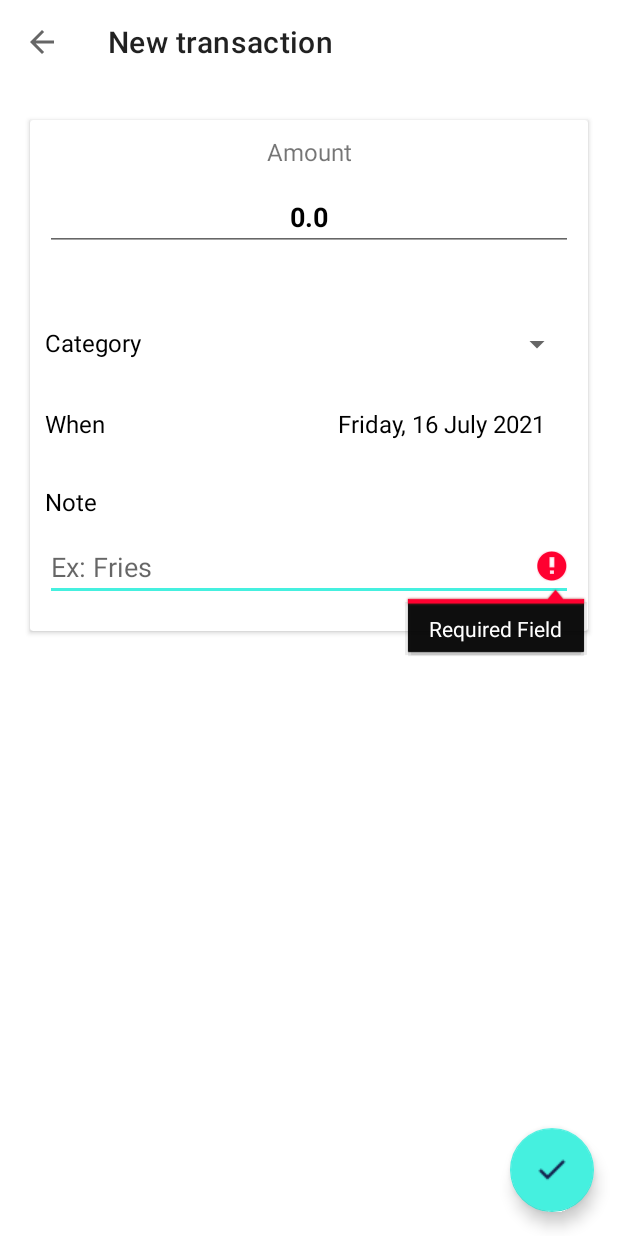
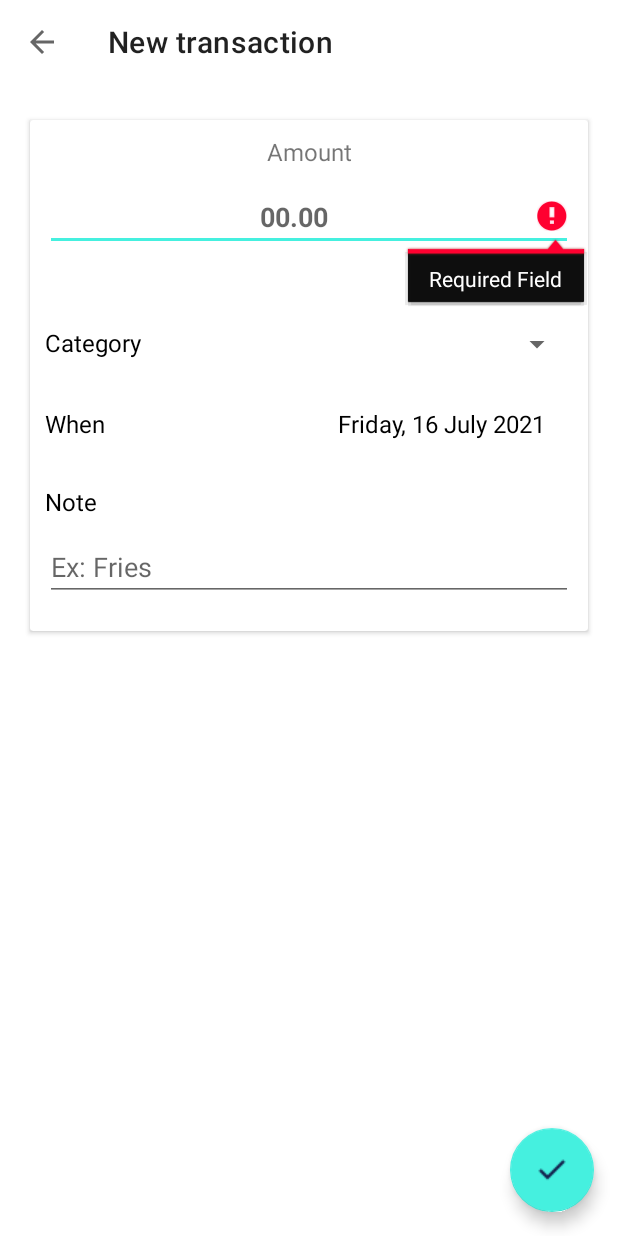
Before and after one commit to gracemakai/budgety, an Android app: the fragment NewTransactionFragment placed in its activity, after a tap on "Save transaction", on a phone screen of 412 x 824 dp. Run offline under Robolectric (Android 15) with nearby library versions, the phone set to English and light mode, and no system bars; our stand-ins replace Room's generated code, data binding; 1 statement that could not run was skipped.

```diff
--- a/app/src/main/java/com/grace/budgtey/database/entity/TransactionEntity.java
+++ b/app/src/main/java/com/grace/budgtey/database/entity/TransactionEntity.java
@@ -30,6 +30,8 @@ public class TransactionEntity implements Serializable {
         this.note = note;
         this.amount = amount;
     }
+
+
 
     public TransactionEntity() {
 
@@ -72,7 +74,12 @@ public class TransactionEntity implements Serializable {
     }
 
     public String getStringAmount(){
-        return String.valueOf(amount);
+        if (amount == null){
+            return "";
+        }
+        else {
+            return String.valueOf(amount);
+        }
     }
 
     public void setStringAmount(String amount){
--- a/app/src/main/java/com/grace/budgtey/helpers/Utils.java
+++ b/app/src/main/java/com/grace/budgtey/helpers/Utils.java
@@ -17,6 +17,7 @@ import java.util.Date;
 public class Utils {
 
     public String REQUIRED_MSG = "Required Field";
+    String datePattern = "EEEE, dd MMMM yyyy";
     // check the input field has any text or not
     // return true if it contains text otherwise false
     public boolean hasText(EditText editText) {
@@ -113,14 +114,13 @@ public class Utils {
     /**
      * Used to get specific time or date according to given format
      *
-     * @param format
      * @param year
      * @param month
      * @param day
      * @return
      */
-    public String getSpecificDate(String format, int year, int month, int day) {
-        SimpleDateFormat sdf = new SimpleDateFormat(format);
+    public String getSpecificDate(int year, int month, int day) {
+        SimpleDateFormat sdf = new SimpleDateFormat(datePattern);
         Calendar newDate = Calendar.getInstance();
         newDate.set(year, month, day);
         return sdf.format(newDate.getTime());
@@ -132,7 +132,7 @@ public class Utils {
      * @return
      */
     public String getCurrentTimeOrDate() {
-        SimpleDateFormat sdf = new SimpleDateFormat("EEEE, dd MMMM yyyy");
+        SimpleDateFormat sdf = new SimpleDateFormat(datePattern);
         return sdf.format(Calendar.getInstance().getTime());
     }
 
--- a/app/src/main/java/com/grace/budgtey/views/home/HomeFragment.java
+++ b/app/src/main/java/com/grace/budgtey/views/home/HomeFragment.java
@@ -41,10 +41,6 @@ import java.util.ArrayList;
 public class HomeFragment extends Fragment {
 
     View view;
-    FloatingActionButton floatingActionButton;
-    Toolbar toolbar;
-    RecyclerView recyclerView;
-    CardView moneyCardView;
 
     private HomeViewModel mViewModel;
     TransactionRecyclerAdapter recyclerAdapter;
@@ -61,12 +57,13 @@ public class HomeFragment extends Fragment {
 
         mViewModel = new ViewModelProvider(this).get(HomeViewModel.class);
 
+        mViewModel.setBudget(getBudget());
+
         mViewModel.getAllTransactionsMutableLiveData()
                 .observe(this, allTransactionsObserver);
         mViewModel.getTotalMutableLiveData()
                 .observe(this, totalAmountObserver);
 
-        mViewModel.setBudget(getBudget());
     }
 
     @Override
@@ -88,23 +85,20 @@ public class HomeFragment extends Fragment {
     private void initViews() {
 
         //set up recyclerView
-        recyclerView = view.findViewById(R.id.recent_transactions_recycler);
-        recyclerView.setLayoutManager(new LinearLayoutManager(getContext()));
-        recyclerView.setAdapter(recyclerAdapter);
+        binding.recentTransactionsRecycler.setLayoutManager(new LinearLayoutManager(getContext()));
+        binding.recentTransactionsRecycler.setAdapter(recyclerAdapter);
 
         //Set up toolbar
-        toolbar = view.findViewById(R.id.toolbar_home);
-        ((AppCompatActivity) requireActivity()).setSupportActionBar(toolbar);
+        ((AppCompatActivity) requireActivity()).setSupportActionBar(binding.toolbarHome);
         ((AppCompatActivity) requireActivity())
                 .getSupportActionBar().setDisplayShowTitleEnabled(false);
 
         //open up new transaction
-        floatingActionButton = view.findViewById(R.id.new_transaction_fab);
-        floatingActionButton.setOnClickListener(v -> newPage(new NewTransactionFragment()));
+        binding.newTransactionFab.setOnClickListener(v -> newPage(new NewTransactionFragment()));
 
         //Card view money
-        moneyCardView = view.findViewById(R.id.money_card_view);
-        moneyCardView.setOnClickListener(v -> newPage(new SpendingDetailsFragment(transactions)));
+        binding.moneyCardView
+                .setOnClickListener(v -> newPage(new SpendingDetailsFragment(transactions)));
 
     }
 
@@ -114,18 +108,32 @@ public class HomeFragment extends Fragment {
         @Override
         public void onChanged(ArrayList<TransactionEntity> transactionEntities) {
             transactions = transactionEntities;
+
             recyclerItemClicked(transactionEntities);
             recyclerAdapter.addTransactions(transactionEntities);
             recyclerAdapter.notifyDataSetChanged();
+
+            addExpenses(transactionEntities);
         }
     };
 
+    private void addExpenses(ArrayList<TransactionEntity> transactionEntities) {
+        float totalExpenses = 0f;
+
+        for (int i = 0; i < transactionEntities.size(); i++) {
+            totalExpenses += transactionEntities.get(i).getAmount();
+        }
+
+        mViewModel.setExpenses(totalExpenses);
+    }
 
     //Recycler click listener
     private void recyclerItemClicked(ArrayList<TransactionEntity> transactionEntities) {
 
-        recyclerView.addOnItemTouchListener(new RecyclerTouchListener(getContext(),
-                recyclerView, new RecyclerTouchListener.ClickListener() {
+        binding.recentTransactionsRecycler
+                .addOnItemTouchListener(new RecyclerTouchListener(getContext(),
+                        binding.recentTransactionsRecycler,
+                        new RecyclerTouchListener.ClickListener() {
             @Override
             public void onClick(View view, int position) {
                 newPage(new EditTransactionFragment(transactionEntities.get(position)));
@@ -146,14 +154,13 @@ public class HomeFragment extends Fragment {
 
             }
         }));
-
     }
 
     //Updates the ui when the total expenses are read from the database
     Observer<Float> totalAmountObserver = new Observer<Float>() {
         @Override
         public void onChanged(Float aFloat) {
-            mViewModel.setExpenses(aFloat);
+
         }
     };
 
@@ -192,5 +199,6 @@ public class HomeFragment extends Fragment {
 
     private void deleteTransaction(TransactionEntity transactionEntity) {
         mViewModel.deleteTransaction(transactionEntity);
+        recyclerAdapter.notifyDataSetChanged();
     }
 }
--- a/app/src/main/java/com/grace/budgtey/views/home/HomeViewModel.java
+++ b/app/src/main/java/com/grace/budgtey/views/home/HomeViewModel.java
@@ -76,5 +76,6 @@ public class HomeViewModel extends AndroidViewModel {
     //Delete transaction
     public void deleteTransaction(TransactionEntity transactionEntity){
         transactionRepo.deleteTransaction(transactionEntity);
+
     }
 }
--- a/app/src/main/java/com/grace/budgtey/views/newTransaction/NewTransactionFragment.java
+++ b/app/src/main/java/com/grace/budgtey/views/newTransaction/NewTransactionFragment.java
@@ -16,6 +16,7 @@ import android.view.View;
 import android.view.ViewGroup;
 import android.widget.EditText;
 import android.widget.Spinner;
+import android.widget.TextView;
 
 import com.google.android.material.appbar.MaterialToolbar;
 import com.google.android.material.floatingactionbutton.FloatingActionButton;
@@ -29,10 +30,6 @@ import java.util.Objects;
 public class NewTransactionFragment extends Fragment {
 
     View view;
-    MaterialToolbar toolbar;
-    EditText amountSpent, note;
-    Spinner category;
-    FloatingActionButton saveFab;
 
     private NewTransactionViewModel mViewModel;
     private NewTransactionFragmentBinding binding;
@@ -68,28 +65,34 @@ public class NewTransactionFragment extends Fragment {
     private void initViews() {
 
         //Set up toolbar
-        toolbar = view.findViewById(R.id.new_transaction_toolbar);
-        ((AppCompatActivity) requireActivity()).setSupportActionBar(toolbar);
+        ((AppCompatActivity) requireActivity()).setSupportActionBar(binding.newTransactionToolbar);
         Objects.requireNonNull(((AppCompatActivity) requireActivity())
                 .getSupportActionBar()).setDisplayHomeAsUpEnabled(true);
         Objects.requireNonNull(((AppCompatActivity) requireActivity())
                 .getSupportActionBar()).setTitle("New transaction");
 
-        amountSpent = view.findViewById(R.id.amount_spent);
-        note = view.findViewById(R.id.note);
-        category = view.findViewById(R.id.category);
-        saveFab = view.findViewById(R.id.save_transaction_fab);
-        saveFab.setOnClickListener(v -> saveTransaction());
+        binding.date.setOnClickListener(v -> showDateDialog());
+        binding.saveTransactionFab.setOnClickListener(v -> saveTransaction());
 
+    }
+
+
+    public void showDateDialog(){
+        new Utils().showDatePickerDialog(getContext(),
+                (view, year, month, dayOfMonth) -> {
+                    String dateString = new Utils().getSpecificDate(year, month, dayOfMonth);
+                    binding.date.setText(dateString);
+                });
     }
 
     private void saveTransaction() {
 
-        if (utils.hasText(amountSpent) && utils.hasText(note)) {
+        if (utils.hasText(binding.amountSpent) && utils.hasText(binding.note)) {
 
             TransactionEntity transactionEntity = new TransactionEntity();
-            transactionEntity.setCategory(category.getSelectedItem().toString());
+            transactionEntity.setCategory(binding.category.getSelectedItem().toString());
             mViewModel.addTransaction(transactionEntity);
+            requireActivity().onBackPressed();
         }
     }
 
--- a/app/src/main/java/com/grace/budgtey/views/newTransaction/NewTransactionViewModel.java
+++ b/app/src/main/java/com/grace/budgtey/views/newTransaction/NewTransactionViewModel.java
@@ -1,8 +1,12 @@
 package com.grace.budgtey.views.newTransaction;
 
 import android.app.Application;
+import android.app.DatePickerDialog;
+import android.content.Context;
+import android.widget.DatePicker;
 
 import androidx.annotation.NonNull;
+import androidx.databinding.Bindable;
 import androidx.lifecycle.AndroidViewModel;
 import androidx.lifecycle.MutableLiveData;
 
@@ -16,24 +20,27 @@ public class NewTransactionViewModel extends AndroidViewModel {
 
     TransactionRepo transactionRepo;
     private TransactionEntity transactionEntity;
+   Application application;
 
     public MutableLiveData<TransactionEntity> transactionMutableLiveData = new MutableLiveData<>();
     public ArrayList<String> categoryEntries = new ArrayList<>();
-    public MutableLiveData<String> newValue = new MutableLiveData<>();
-
 
     public NewTransactionViewModel(@NonNull Application application) {
         super(application);
+        this.application = application;
         transactionRepo = new TransactionRepo(application.getApplicationContext());
 
         fillCategoryEntries();
 
-        transactionEntity = new TransactionEntity("Food",
-                new Utils().getCurrentTimeOrDate(), "", (float) 0.0);
+        transactionEntity = new TransactionEntity( );
+
+        transactionEntity.setCategory("Food");
+        transactionEntity.setDate(new Utils().getCurrentTimeOrDate());
 
         transactionMutableLiveData.setValue(transactionEntity);
 
     }
+
 
     private void fillCategoryEntries() {
         categoryEntries.add("Food");
--- a/app/src/main/res/layout/category_spends.xml
+++ b/app/src/main/res/layout/category_spends.xml
@@ -5,6 +5,7 @@
     xmlns:app="http://schemas.android.com/apk/res-auto"
     app:contentPadding="10dp"
     app:cardCornerRadius="5dp"
+    android:layout_marginBottom="10dp"
     android:elevation="8dp">
 
     <LinearLayout
@@ -45,8 +46,8 @@
             android:layout_width="match_parent"
             android:layout_height="wrap_content"
             android:layout_marginBottom="10dp"
+            android:progressTint="@color/middle_purple_blue"
             style="@style/Widget.AppCompat.ProgressBar.Horizontal"
-            android:outlineAmbientShadowColor="@color/space_cadet"
             android:elevation="5dp"
             android:max="100"/>
 
--- a/app/src/main/res/values/strings.xml
+++ b/app/src/main/res/values/strings.xml
@@ -32,6 +32,7 @@
     <string name="attachment_summary_off">Only download attachments when manually requested</string>
     <string name="about">About</string>
     <string name="save_transaction">Save transaction</string>
+    <string name="spends_by_category">Spends by category</string>
 
     <string-array name="category_entries">
         <item>Food</item>
```
Also changed, not shown: app/src/main/java/com/grace/budgtey/views/editTransaction/EditTransactionFragment.java (+7 -15 lines), app/src/main/java/com/grace/budgtey/views/spendingDetails/SpendingDetailsFragment.java (+26 -2 lines), app/src/main/res/layout/spending_details_fragment.xml (+28 -2 lines).
